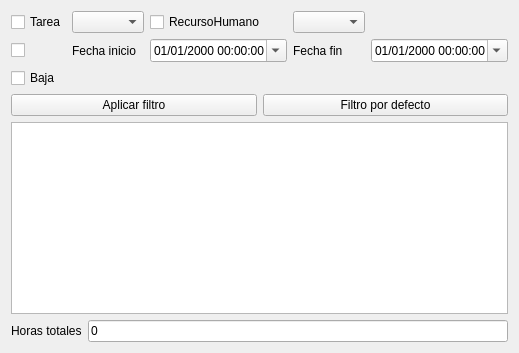
Qt form views/ui/actividad_query_form.ui (CocoMarck/administracionDeActividades) before a commit.
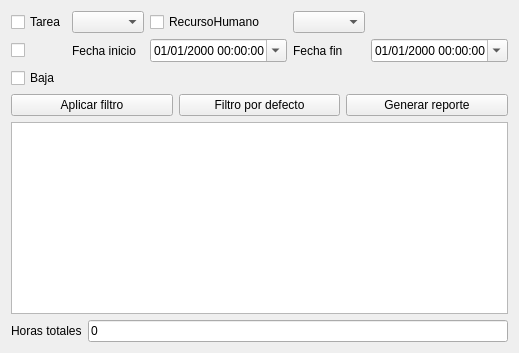
The same form after that commit.

Commit message: Reporte y rango de fechas mejorado

```diff
--- a/views/ui/actividad_query_form.ui
+++ b/views/ui/actividad_query_form.ui
@@ -119,6 +119,12 @@
        </property>
       </widget>
      </item>
+     
+     <item>
+      <widget class="QPushButton" name="button_gen_report">
+       <property name="text"> <string>Generar reporte</string> </property>
+      </widget>
+     </item>
 
     </layout>
     </item>
```
The commit also changes 14 other files.
